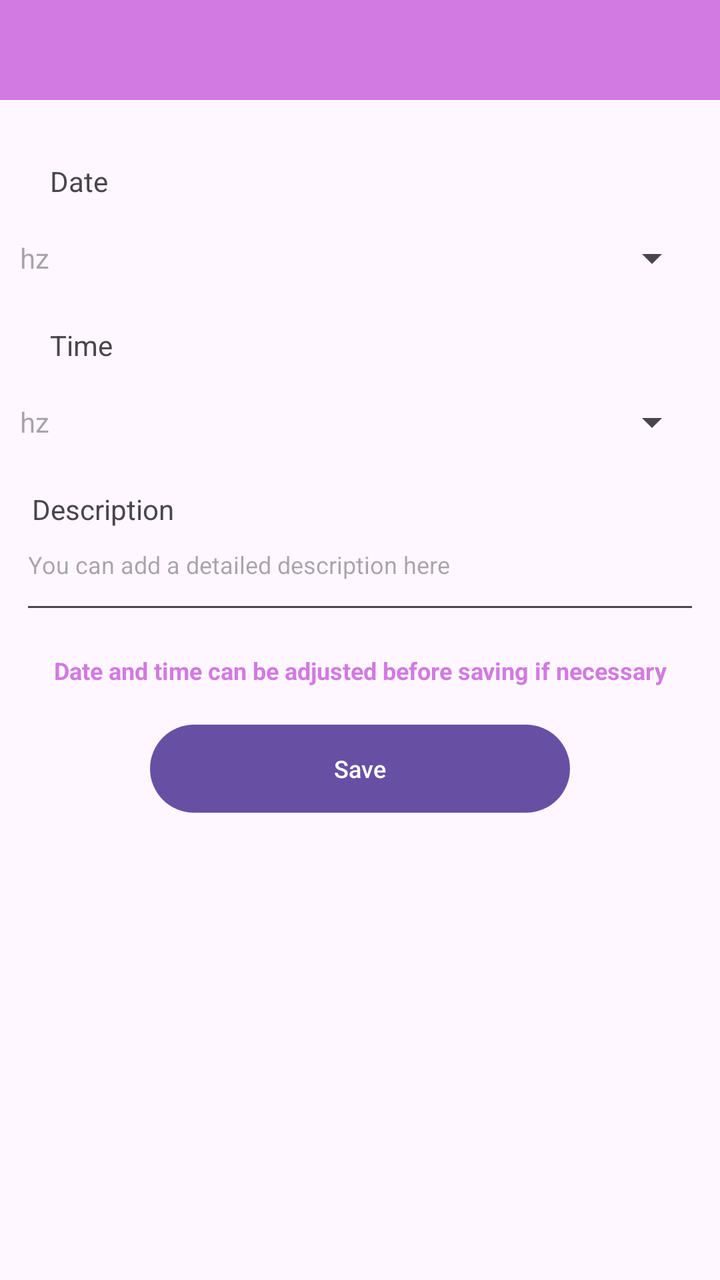
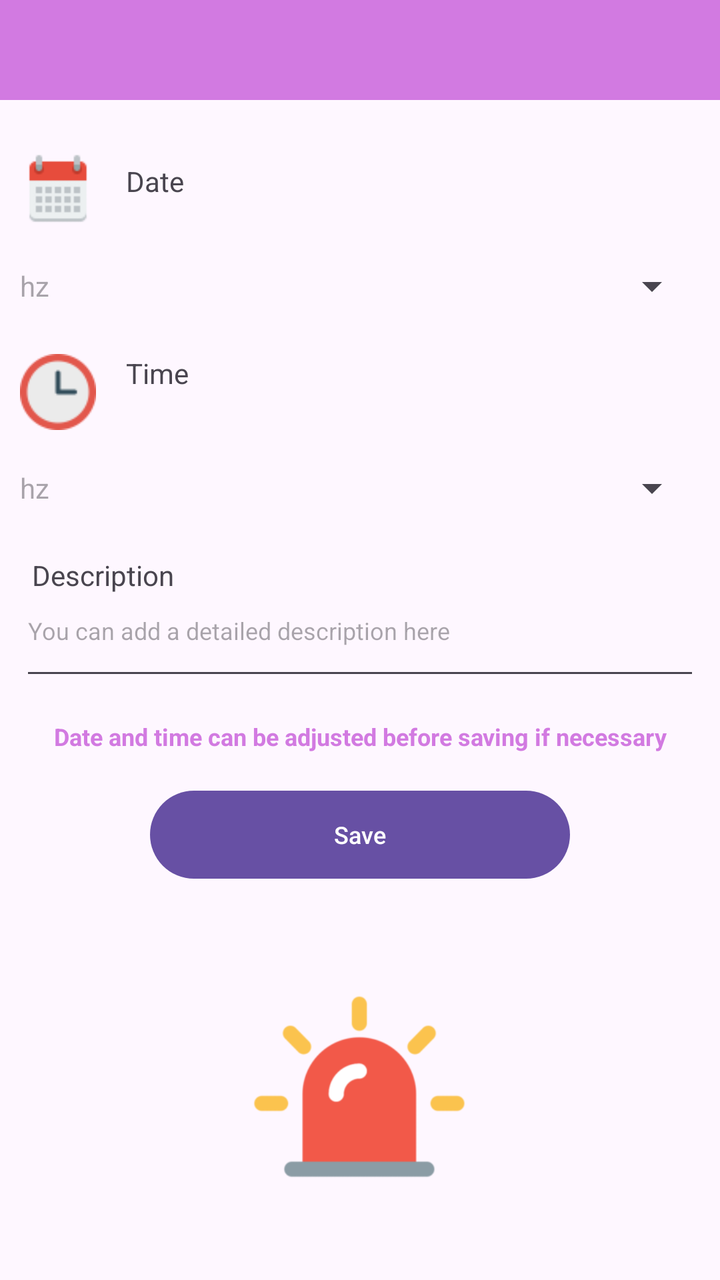

Two renders of the same Android screen: before a commit and after it. Below are the layout's source before the change and the commit's diff.
<!-- AndroidManifest.xml: application theme Theme.AppFond -->
<!-- res/layout/activity_fix_episode.xml -->
<?xml version="1.0" encoding="utf-8"?>
<androidx.constraintlayout.widget.ConstraintLayout xmlns:android="http://schemas.android.com/apk/res/android"
    xmlns:app="http://schemas.android.com/apk/res-auto"
    xmlns:tools="http://schemas.android.com/tools"
    android:layout_width="match_parent"
    android:layout_height="match_parent"
    tools:context=".FixEpisodeActivity">

    <TextView
        android:id="@+id/labelFixTime"
        android:layout_width="0dp"
        android:layout_height="wrap_content"
        android:layout_marginStart="25dp"
        android:layout_marginTop="10dp"
        android:layout_marginEnd="25dp"
        android:text="@string/textTime"
        app:layout_constraintEnd_toEndOf="parent"
        app:layout_constraintHorizontal_bias="0.0"
        app:layout_constraintStart_toStartOf="parent"
        app:layout_constraintTop_toBottomOf="@+id/fieldDateFix" />

    <EditText
        android:id="@+id/fieldFixTime"
        style="@style/Widget.AppCompat.Spinner"
        android:layout_width="0dp"
        android:layout_height="wrap_content"
        android:layout_marginStart="10dp"
        android:layout_marginTop="5dp"
        android:layout_marginEnd="10dp"
        android:autofillHints=""
        android:editable="false"
        android:ems="10"
        android:enabled="true"
        android:hint="@string/res_some_unknown_field"
        android:minHeight="48dp"
        app:layout_constraintEnd_toEndOf="parent"
        app:layout_constraintHorizontal_bias="0.0"
        app:layout_constraintStart_toStartOf="parent"
        app:layout_constraintTop_toBottomOf="@+id/labelFixTime"
        tools:ignore="SpeakableTextPresentCheck" />

    <TextView
        android:id="@+id/textView8"
        android:layout_width="wrap_content"
        android:layout_height="wrap_content"
        android:layout_marginStart="16dp"
        android:layout_marginTop="10dp"
        android:text="@string/desc_card_val"
        app:layout_constraintStart_toStartOf="parent"
        app:layout_constraintTop_toBottomOf="@+id/fieldFixTime" />

    <EditText
        android:id="@+id/fieldEpiDesc"
        android:layout_width="0dp"
        android:layout_height="wrap_content"
        android:layout_marginStart="10dp"
        android:layout_marginEnd="10dp"
        android:autofillHints=""
        android:editable="true"
        android:ems="10"
        android:enabled="true"
        android:gravity="start|top"
        android:hint="@string/res_desc_card"
        android:inputType="textMultiLine"
        android:minHeight="48dp"
        android:textSize="12sp"
        app:layout_constraintEnd_toEndOf="parent"
        app:layout_constraintHorizontal_bias="0.0"
        app:layout_constraintStart_toStartOf="parent"
        app:layout_constraintTop_toBottomOf="@+id/textView8" />

    <Button
        android:id="@+id/buttonPushEpi"
        android:layout_width="0dp"
        android:layout_height="52dp"
        android:layout_marginStart="75dp"
        android:layout_marginTop="15dp"
        android:layout_marginEnd="75dp"
        android:text="@string/textSave"
        android:textSize="12sp"
        app:layout_constraintEnd_toEndOf="parent"
        app:layout_constraintHorizontal_bias="0.0"
        app:layout_constraintStart_toStartOf="parent"
        app:layout_constraintTop_toBottomOf="@+id/textView18" />

    <EditText
        android:id="@+id/fieldDateFix"
        style="@style/Widget.AppCompat.Spinner"
        android:layout_width="0dp"
        android:layout_height="wrap_content"
        android:layout_marginStart="10dp"
        android:layout_marginTop="5dp"
        android:layout_marginEnd="10dp"
        android:autofillHints=""
        android:editable="false"
        android:ems="10"
        android:enabled="true"
        android:hint="@string/res_some_unknown_field"
        android:minHeight="48dp"
        app:layout_constraintEnd_toEndOf="parent"
        app:layout_constraintHorizontal_bias="0.0"
        app:layout_constraintStart_toStartOf="parent"
        app:layout_constraintTop_toBottomOf="@+id/textView6"
        tools:ignore="SpeakableTextPresentCheck" />

    <TextView
        android:id="@+id/textView6"
        android:layout_width="0dp"
        android:layout_height="wrap_content"
        android:layout_marginStart="25dp"
        android:layout_marginTop="15dp"
        android:layout_marginEnd="25dp"
        android:text="@string/textDate"
        app:layout_constraintEnd_toEndOf="parent"
        app:layout_constraintStart_toStartOf="parent"
        app:layout_constraintTop_toBottomOf="@+id/progressBarFixEpi" />

    <ProgressBar
        android:id="@+id/progressBarFixEpi"
        style="?android:attr/progressBarStyleHorizontal"
        android:layout_width="0dp"
        android:layout_height="wrap_content"
        android:indeterminate="true"
        android:visibility="invisible"
        app:layout_constraintEnd_toEndOf="parent"
        app:layout_constraintHorizontal_bias="0.0"
        android:indeterminateTint="@color/fiol"
        app:layout_constraintStart_toStartOf="parent"
        app:layout_constraintTop_toBottomOf="@+id/toolbarFixEpi" />

    <androidx.appcompat.widget.Toolbar
        android:id="@+id/toolbarFixEpi"
        android:layout_width="0dp"
        android:layout_height="50dp"
        android:background="@color/fiol_bleed"
        android:minHeight="?attr/actionBarSize"
        android:theme="?attr/actionBarTheme"
        app:layout_constraintEnd_toEndOf="parent"
        app:layout_constraintStart_toStartOf="parent"
        app:layout_constraintTop_toTopOf="parent" />

    <TextView
        android:id="@+id/textView18"
        android:layout_width="wrap_content"
        android:layout_height="wrap_content"
        android:layout_marginStart="10dp"
        android:layout_marginTop="15dp"
        android:layout_marginEnd="10dp"
        android:text="@string/textDescrEpisode"
        android:textAlignment="center"
        android:textColor="@color/fiol_bleed"
        android:textSize="12sp"
        android:textStyle="bold"
        app:layout_constraintEnd_toEndOf="parent"
        app:layout_constraintStart_toStartOf="parent"
        app:layout_constraintTop_toBottomOf="@+id/fieldEpiDesc" />


</androidx.constraintlayout.widget.ConstraintLayout>
<!-- resources referenced by this layout -->
<resources>
  <color name="fiol">#9C27B0</color>
  <color name="fiol_bleed">#D27AE1</color>
  <string name="desc_card_val">Description</string>
  <string name="res_desc_card">You can add a detailed description here</string>
  <string name="res_some_unknown_field">hz</string>
  <string name="textDate">Date</string>
  <string name="textDescrEpisode">Date and time can be adjusted before saving if necessary</string>
  <string name="textSave">Save</string>
  <string name="textTime">Time</string>
  <style name="Theme.AppFond" parent="Theme.MaterialComponents.DayNight.NoActionBar">
          
          <item name="colorPrimary">@color/fiol</item>
          <item name="colorPrimaryVariant">@color/fiol</item>
          <item name="colorOnPrimary">@color/white</item>
          
          <item name="colorSecondary">@color/purple_400</item>
          <item name="colorSecondaryVariant">@color/purple_800</item>
          <item name="colorOnSecondary">@color/black</item>
          
          <item name="android:statusBarColor">?attr/colorPrimaryVariant</item>
          
      </style>
  <color name="white">#FFFFFFFF</color>
  <color name="black">#FF000000</color>
</resources>

<!-- the commit's change to res/layout/activity_fix_episode.xml (unified diff, before → after) -->
@@ -6,17 +6,48 @@
     android:layout_height="match_parent"
     tools:context=".FixEpisodeActivity">
 
+    <ImageView
+        android:id="@+id/imageView7"
+        android:layout_width="120dp"
+        android:layout_height="120dp"
+        android:layout_marginStart="145dp"
+        android:layout_marginTop="40dp"
+        android:layout_marginEnd="146dp"
+        android:src="@drawable/emergency_icon256"
+        app:layout_constraintEnd_toEndOf="parent"
+        app:layout_constraintStart_toStartOf="parent"
+        app:layout_constraintTop_toBottomOf="@+id/buttonPushEpi" />
+
+    <ImageView
+        android:id="@+id/imageView6"
+        android:layout_width="38dp"
+        android:layout_height="38dp"
+        android:layout_marginStart="10dp"
+        android:layout_marginTop="10dp"
+        android:src="@drawable/clock_icon48"
+        app:layout_constraintStart_toStartOf="parent"
+        app:layout_constraintTop_toBottomOf="@+id/fieldDateFix" />
+
+    <ImageView
+        android:id="@+id/imageView5"
+        android:layout_width="38dp"
+        android:layout_height="38dp"
+        android:layout_marginStart="10dp"
+        android:layout_marginTop="10dp"
+        android:src="@drawable/calendar_icon_48"
+        app:layout_constraintStart_toStartOf="parent"
+        app:layout_constraintTop_toBottomOf="@+id/progressBarFixEpi" />
+
     <TextView
         android:id="@+id/labelFixTime"
         android:layout_width="0dp"
         android:layout_height="wrap_content"
-        android:layout_marginStart="25dp"
+        android:layout_marginStart="15dp"
         android:layout_marginTop="10dp"
         android:layout_marginEnd="25dp"
         android:text="@string/textTime"
         app:layout_constraintEnd_toEndOf="parent"
-        app:layout_constraintHorizontal_bias="0.0"
-        app:layout_constraintStart_toStartOf="parent"
+        app:layout_constraintStart_toEndOf="@+id/imageView6"
         app:layout_constraintTop_toBottomOf="@+id/fieldDateFix" />
 
     <EditText
@@ -36,7 +67,7 @@
         app:layout_constraintEnd_toEndOf="parent"
         app:layout_constraintHorizontal_bias="0.0"
         app:layout_constraintStart_toStartOf="parent"
-        app:layout_constraintTop_toBottomOf="@+id/labelFixTime"
+        app:layout_constraintTop_toBottomOf="@+id/imageView6"
         tools:ignore="SpeakableTextPresentCheck" />
 
     <TextView
@@ -100,19 +131,19 @@
         app:layout_constraintEnd_toEndOf="parent"
         app:layout_constraintHorizontal_bias="0.0"
         app:layout_constraintStart_toStartOf="parent"
-        app:layout_constraintTop_toBottomOf="@+id/textView6"
+        app:layout_constraintTop_toBottomOf="@+id/imageView5"
         tools:ignore="SpeakableTextPresentCheck" />
 
     <TextView
         android:id="@+id/textView6"
         android:layout_width="0dp"
         android:layout_height="wrap_content"
-        android:layout_marginStart="25dp"
+        android:layout_marginStart="15dp"
         android:layout_marginTop="15dp"
         android:layout_marginEnd="25dp"
         android:text="@string/textDate"
         app:layout_constraintEnd_toEndOf="parent"
-        app:layout_constraintStart_toStartOf="parent"
+        app:layout_constraintStart_toEndOf="@+id/imageView5"
         app:layout_constraintTop_toBottomOf="@+id/progressBarFixEpi" />
 
     <ProgressBar
<!-- resource entries referenced after the edit -->
@@ -2,6 +2,9 @@
 <resources>
   <color name="fiol">#9C27B0</color>
   <color name="fiol_bleed">#D27AE1</color>
+  <!-- drawable calendar_icon_48: png bitmap (drawable, 582 bytes) -->
+  <!-- drawable clock_icon48: png bitmap (drawable, 1071 bytes) -->
+  <!-- drawable emergency_icon256: png bitmap (drawable, 8600 bytes) -->
   <string name="desc_card_val">Description</string>
   <string name="res_desc_card">You can add a detailed description here</string>
   <string name="res_some_unknown_field">hz</string>
